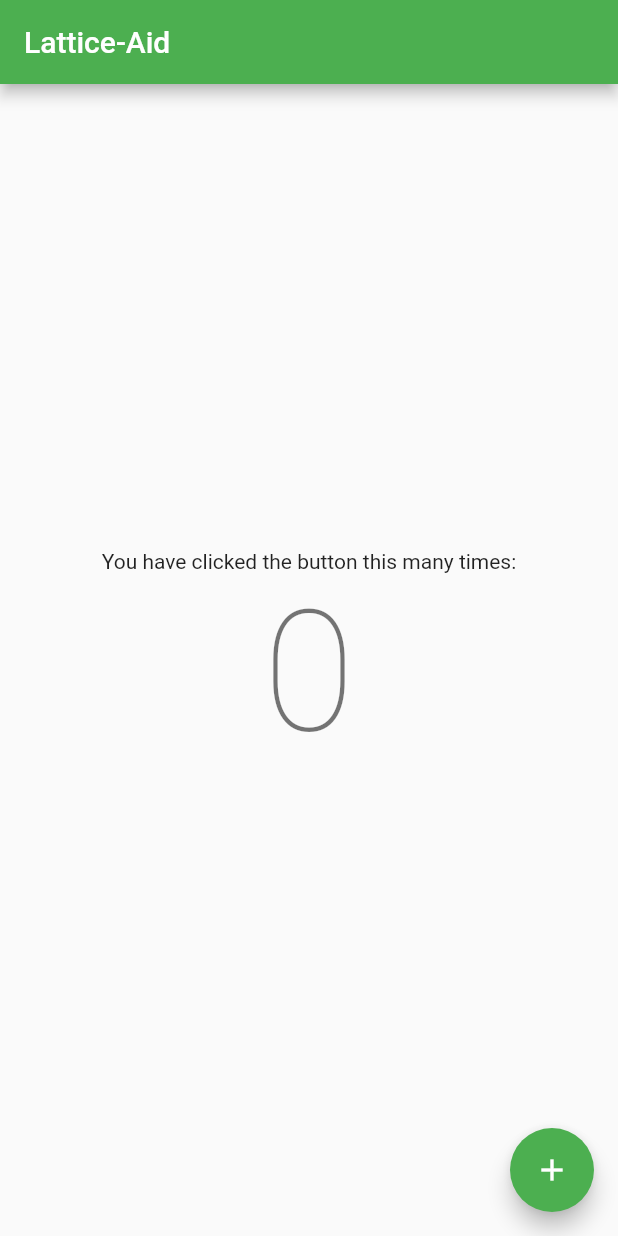
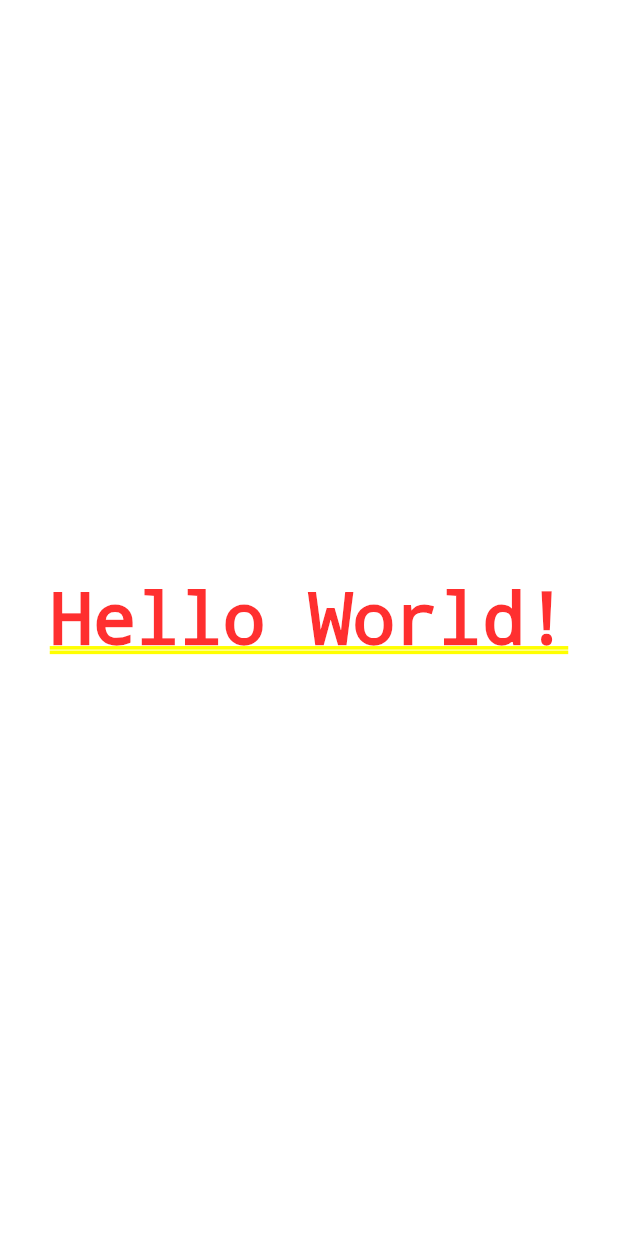
Before and after one commit to naderik/lattice-aid, a Flutter app: the screen it shows after launch, on a phone screen of 412 x 824 dp. Run offline on Flutter 3.47's test engine with Material 2 defaults, Android fonts, the phone set to English and light mode, and no system bars.

Commit message:
Create Hello World! App in Flutter from scratch

```diff
--- a/lib/main.dart
+++ b/lib/main.dart
@@ -1,113 +1,11 @@
 import 'package:flutter/material.dart';
 
 void main() {
-  runApp(MyApp());
+  runApp(
+    MaterialApp(
+      home: Center(
+        child: Text('Hello World!'),
+      ),
+    ),
+  );
 }
-
-class MyApp extends StatelessWidget {
-  // This widget is the root of your application.
-  @override
-  Widget build(BuildContext context) {
-    return MaterialApp(
-      title: 'Lattice-Aid',
-      theme: ThemeData(
-        // This is the theme of your application.
-        //
-        // Try running your application with "flutter run". You'll see the
-        // application has a blue toolbar. Then, without quitting the app, try
-        // changing the primarySwatch below to Colors.green and then invoke
-        // "hot reload" (press "r" in the console where you ran "flutter run",
-        // or simply save your changes to "hot reload" in a Flutter IDE).
-        // Notice that the counter didn't reset back to zero; the application
-        // is not restarted.
-        primarySwatch: Colors.green,
-      ),
-      home: MyHomePage(title: 'Lattice-Aid'),
-    );
-  }
-}
-
-class MyHomePage extends StatefulWidget {
-  MyHomePage({Key key, this.title}) : super(key: key);
-
-  // This widget is the home page of your application. It is stateful, meaning
-  // that it has a State object (defined below) that contains fields that affect
-  // how it looks.
-
-  // This class is the configuration for the state. It holds the values (in this
-  // case the title) provided by the parent (in this case the App widget) and
-  // used by the build method of the State. Fields in a Widget subclass are
-  // always marked "final".
-
-  final String title;
-
-  @override
-  _MyHomePageState createState() => _MyHomePageState();
-}
-
-class _MyHomePageState extends State<MyHomePage> {
-  int _counter = 0;
-
-  void _incrementCounter() {
-    setState(() {
-      // This call to setState tells the Flutter framework that something has
-      // changed in this State, which causes it to rerun the build method below
-      // so that the display can reflect the updated values. If we changed
-      // _counter without calling setState(), then the build method would not be
-      // called again, and so nothing would appear to happen.
-      _counter++;
-    });
-  }
-
-  @override
-  Widget build(BuildContext context) {
-    // This method is rerun every time setState is called, for instance as done
-    // by the _incrementCounter method above.
-    //
-    // The Flutter framework has been optimized to make rerunning build methods
-    // fast, so that you can just rebuild anything that needs updating rather
-    // than having to individually change instances of widgets.
-    return Scaffold(
-      appBar: AppBar(
-        // Here we take the value from the MyHomePage object that was created by
-        // the App.build method, and use it to set our appbar title.
-        title: Text(widget.title),
-      ),
-      body: Center(
-        // Center is a layout widget. It takes a single child and positions it
-        // in the middle of the parent.
-        child: Column(
-          // Column is also a layout widget. It takes a list of children and
-          // arranges them vertically. By default, it sizes itself to fit its
-          // children horizontally, and tries to be as tall as its parent.
-          //
-          // Invoke "debug painting" (press "p" in the console, choose the
-          // "Toggle Debug Paint" action from the Flutter Inspector in Android
-          // Studio, or the "Toggle Debug Paint" command in Visual Studio Code)
-          // to see the wireframe for each widget.
-          //
-          // Column has various properties to control how it sizes itself and
-          // how it positions its children. Here we use mainAxisAlignment to
-          // center the children vertically; the main axis here is the vertical
-          // axis because Columns are vertical (the cross axis would be
-          // horizontal).
-          mainAxisAlignment: MainAxisAlignment.center,
-          children: <Widget>[
-            Text(
-              'You have clicked the button this many times:',
-            ),
-            Text(
-              '$_counter',
-              style: Theme.of(context).textTheme.headline1,
-            ),
-          ],
-        ),
-      ),
-      floatingActionButton: FloatingActionButton(
-        onPressed: _incrementCounter,
-        tooltip: 'Increment',
-        child: Icon(Icons.add),
-      ), // This trailing comma makes auto-formatting nicer for build methods.
-    );
-  }
-}
```
